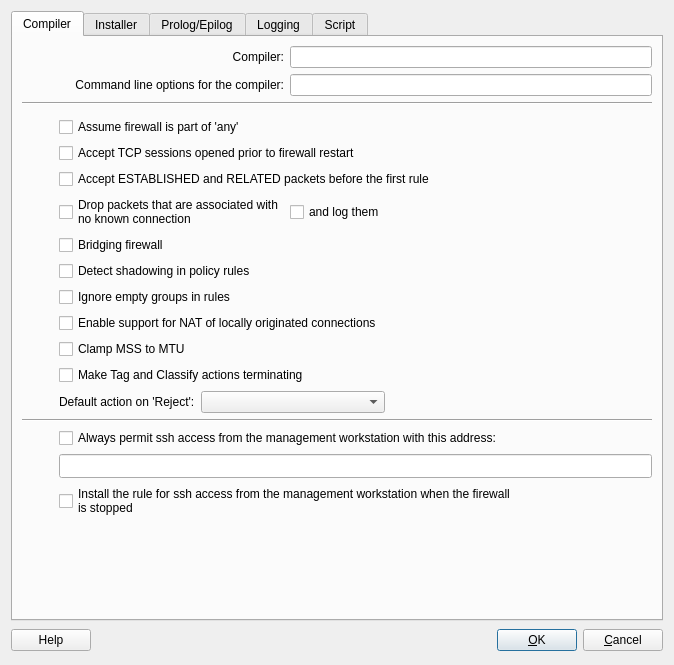
Qt form src/libgui/secuwalladvanceddialog_q.ui (fwbuilder/fwbuilder) before a commit.
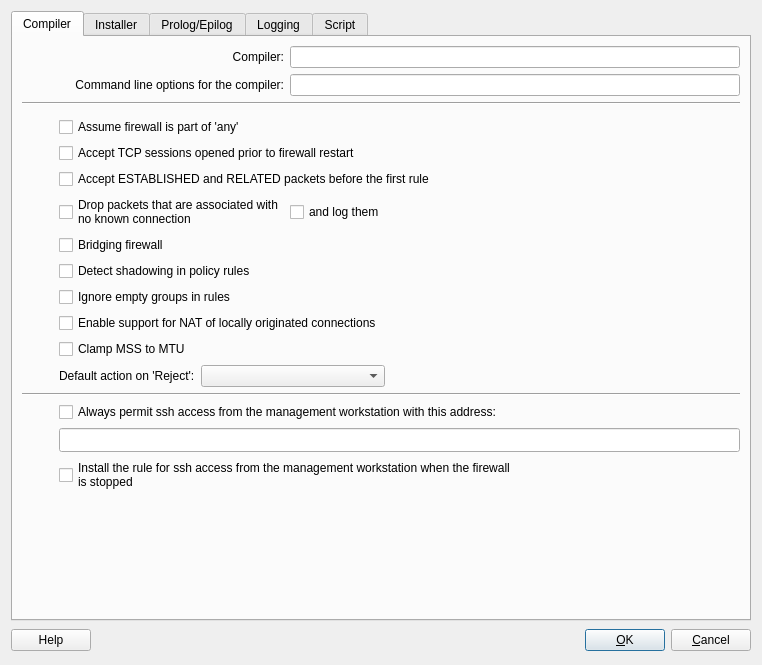
The same form after that commit.

Commit message: fixes #2398 remove checkbox "make tag and classify actions terminating"

What changed in the file:
```diff
--- a/src/libgui/secuwalladvanceddialog_q.ui
+++ b/src/libgui/secuwalladvanceddialog_q.ui
@@ -12,7 +12,7 @@
    <rect>
     <x>0</x>
     <y>0</y>
-    <width>674</width>
+    <width>762</width>
     <height>665</height>
    </rect>
   </property>
@@ -340,14 +340,7 @@
          </property>
         </widget>
        </item>
-       <item row="13" column="1" colspan="4">
-        <widget class="QCheckBox" name="makeTagClassifyTerminating">
-         <property name="text">
-          <string>Make Tag and Classify actions terminating</string>
-         </property>
-        </widget>
-       </item>
-       <item row="14" column="1">
+       <item row="13" column="1">
         <widget class="QLabel" name="textLabel9">
          <property name="text">
           <string>Default action on 'Reject':</string>
@@ -357,10 +350,10 @@
          </property>
         </widget>
        </item>
-       <item row="14" column="2" colspan="2">
+       <item row="13" column="2" colspan="2">
         <widget class="QComboBox" name="actionOnReject"/>
        </item>
-       <item row="14" column="4">
+       <item row="13" column="4">
         <spacer>
          <property name="orientation">
           <enum>Qt::Horizontal</enum>
@@ -376,7 +369,7 @@
          </property>
         </spacer>
        </item>
-       <item row="15" column="0" colspan="5">
+       <item row="14" column="0" colspan="5">
         <widget class="Line" name="line4">
          <property name="frameShape">
           <enum>QFrame::HLine</enum>
@@ -389,7 +382,7 @@
          </property>
         </widget>
        </item>
-       <item row="16" column="0" rowspan="2">
+       <item row="15" column="0" rowspan="2">
         <spacer>
          <property name="orientation">
           <enum>Qt::Horizontal</enum>
@@ -405,14 +398,14 @@
          </property>
         </spacer>
        </item>
-       <item row="16" column="1" colspan="4">
+       <item row="15" column="1" colspan="4">
         <widget class="QCheckBox" name="mgmt_ssh">
          <property name="text">
           <string>Always permit ssh access from the management workstation with this address:</string>
          </property>
         </widget>
        </item>
-       <item row="17" column="1" colspan="4">
+       <item row="16" column="1" colspan="4">
         <widget class="QLineEdit" name="mgmt_addr">
          <property name="sizePolicy">
           <sizepolicy hsizetype="Expanding" vsizetype="Fixed">
@@ -428,7 +421,7 @@
          </property>
         </widget>
        </item>
-       <item row="18" column="1" colspan="4">
+       <item row="17" column="1" colspan="4">
         <widget class="QCheckBox" name="add_mgmt_ssh_rule_when_stoped">
          <property name="text">
           <string>Install the rule for ssh access from the management workstation when the firewall 
@@ -436,7 +429,7 @@
          </property>
         </widget>
        </item>
-       <item row="19" column="1">
+       <item row="18" column="1">
         <spacer>
          <property name="orientation">
           <enum>Qt::Vertical</enum>
```
Left out of the diff: 1 changed line with no effect on the pictures. The commit also changes 5 other files.
